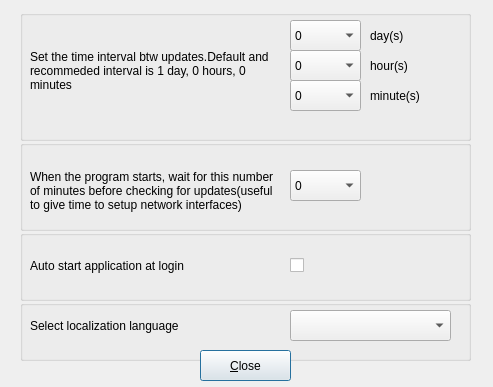
This is configuredialog.ui in mhogomchungu/qt-update-notifier as Qt 5 draws it before an edit. The edited form follows.
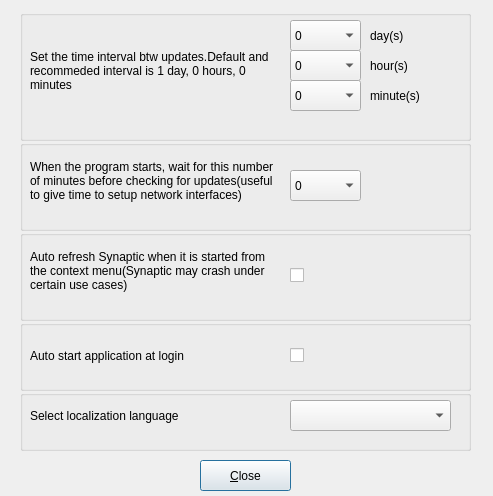
This is the edited form.

Commit message: add an option to auto refresh synaptic when started from the context menu

The edit to the form file:
```diff
--- a/configuredialog.ui
+++ b/configuredialog.ui
@@ -7,7 +7,7 @@
     <x>0</x>
     <y>0</y>
     <width>493</width>
-    <height>387</height>
+    <height>496</height>
    </rect>
   </property>
   <property name="windowTitle">
@@ -610,9 +610,9 @@
     <property name="geometry">
      <rect>
       <x>10</x>
-      <y>10</y>
+      <y>-10</y>
       <width>251</width>
-      <height>81</height>
+      <height>101</height>
      </rect>
     </property>
     <property name="text">
@@ -662,7 +662,7 @@
    <property name="geometry">
     <rect>
      <x>20</x>
-     <y>300</y>
+     <y>390</y>
      <width>451</width>
      <height>61</height>
     </rect>
@@ -701,7 +701,7 @@
    <property name="geometry">
     <rect>
      <x>200</x>
-     <y>350</y>
+     <y>460</y>
      <width>91</width>
      <height>31</height>
     </rect>
@@ -714,7 +714,7 @@
    <property name="geometry">
     <rect>
      <x>20</x>
-     <y>230</y>
+     <y>320</y>
      <width>451</width>
      <height>71</height>
     </rect>
@@ -764,6 +764,52 @@
      <string/>
     </property>
    </widget>
+   <zorder>label_7</zorder>
+   <zorder>label_8</zorder>
+   <zorder>checkBoxAutoStart</zorder>
+   <zorder>gbAutoStart_3</zorder>
+  </widget>
+  <widget class="QGroupBox" name="gbSynapticAutoRefresh">
+   <property name="geometry">
+    <rect>
+     <x>20</x>
+     <y>230</y>
+     <width>451</width>
+     <height>91</height>
+    </rect>
+   </property>
+   <property name="title">
+    <string/>
+   </property>
+   <widget class="QLabel" name="labelSynapticAutoRefresh">
+    <property name="geometry">
+     <rect>
+      <x>10</x>
+      <y>0</y>
+      <width>251</width>
+      <height>81</height>
+     </rect>
+    </property>
+    <property name="text">
+     <string>Auto refresh Synaptic when it is started from the context menu(Synaptic may crash under certain use cases)</string>
+    </property>
+    <property name="wordWrap">
+     <bool>true</bool>
+    </property>
+   </widget>
+   <widget class="QCheckBox" name="checkBoxSynapticAutoRefresh">
+    <property name="geometry">
+     <rect>
+      <x>270</x>
+      <y>30</y>
+      <width>85</width>
+      <height>31</height>
+     </rect>
+    </property>
+    <property name="text">
+     <string/>
+    </property>
+   </widget>
   </widget>
  </widget>
  <tabstops>
```
Left out of the diff: 1 changed line with no effect on the pictures. The commit also changes 11 other files.
